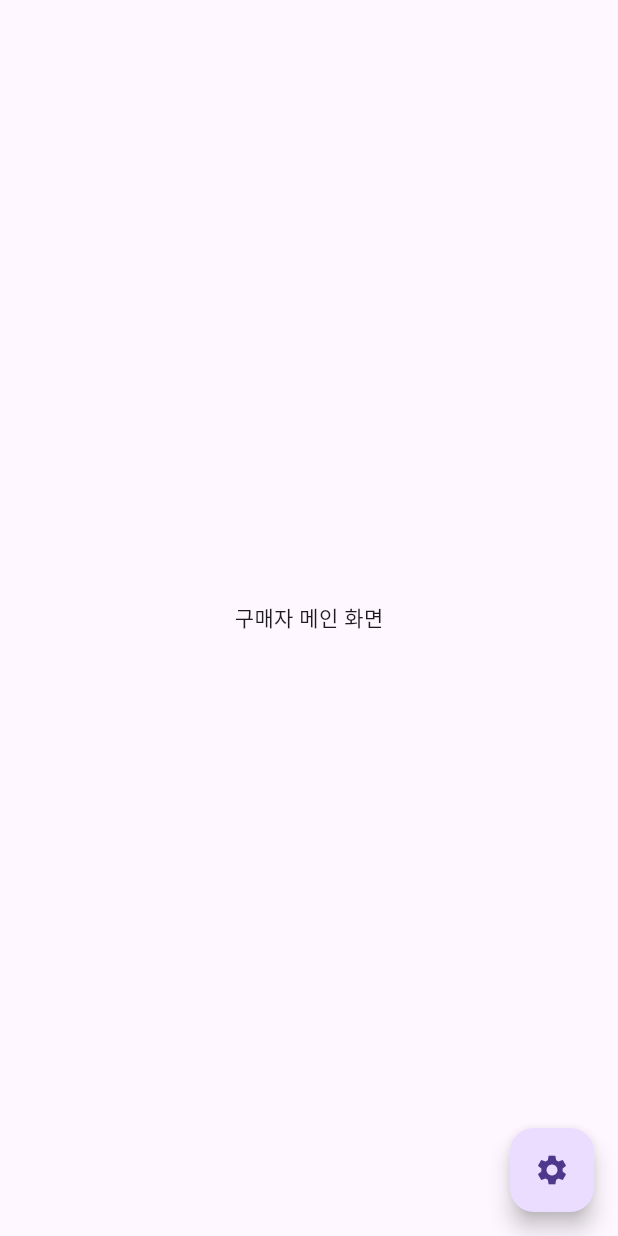
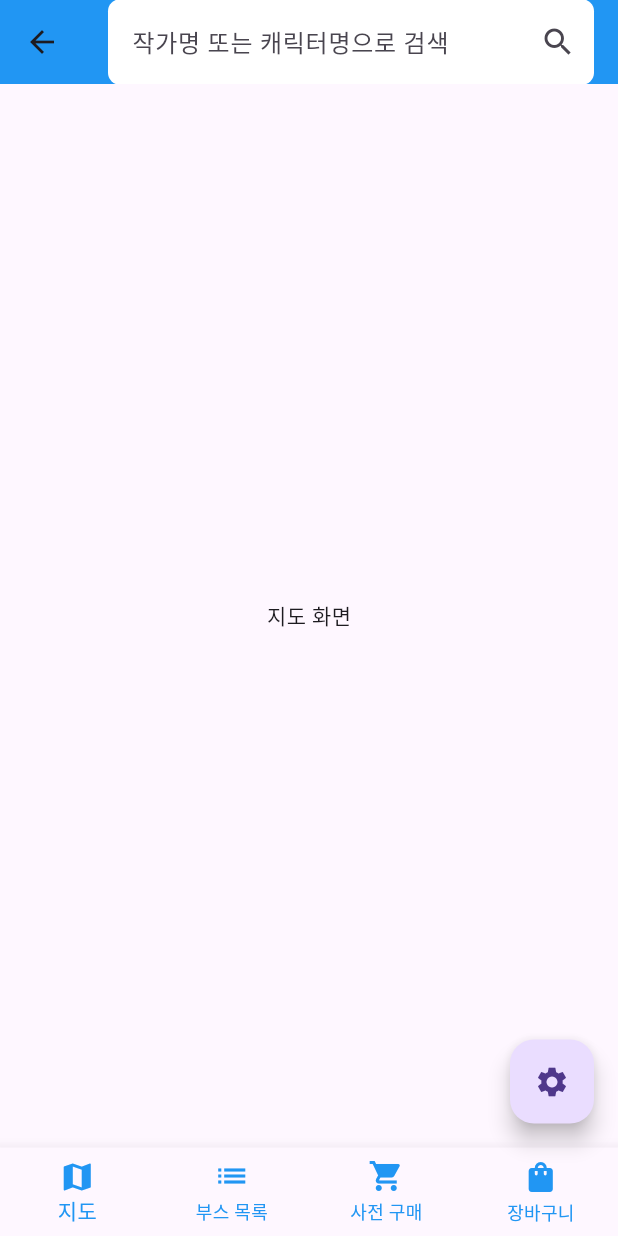
Before and after one commit to 1999mo/2024-Capstone-Team4, a Flutter app: the BuyerMainScreen screen opened directly, on a phone screen of 412 x 824 dp. Run offline on Flutter 3.47's test engine with Material 3 defaults, Android fonts, the phone set to English and light mode, and no system bars; our stand-ins replace cloud_firestore, firebase_auth, firebase_core, firebase_storage, google_sign_in, image_picker and 1 more; missing offline and left inert: mailer; accounts and stored records are empty.

Commit message:
Buyer's screen of booth is halfway completed
Need to do the booth items page and the item page

```diff
--- a/lib/screens/main_screens/main_screen.dart
+++ b/lib/screens/main_screens/main_screen.dart
@@ -1,6 +1,8 @@
 import 'package:flutter/material.dart';
 import 'package:firebase_auth/firebase_auth.dart';
 import 'package:cloud_firestore/cloud_firestore.dart';
+
+import '/screens/buyer_screens/booth_list_screen.dart';
 
 class MainScreen extends StatefulWidget {
   const MainScreen({super.key});
@@ -264,18 +266,98 @@ class _SellerMainScreenState extends State<SellerMainScreen> {
 }
 
 // BuyerMainScreen
-class BuyerMainScreen extends StatelessWidget {
+class BuyerMainScreen extends StatefulWidget {
   const BuyerMainScreen({super.key});
+
+  @override
+  State<BuyerMainScreen> createState() => _BuyerMainScreenState();
+}
+
+class _BuyerMainScreenState extends State<BuyerMainScreen> {
+  int _selectedIndex = 0;
+  final TextEditingController _controller = TextEditingController();
+
+  // Initialize _screens with the first state of screens
+  late List<Widget> _screens;
+
+  @override
+  void initState() {
+    super.initState();
+    _screens = [
+      Center(child: Text('지도 화면')), // 지도
+      BoothListScreen(painter: _controller.text), // 부스
+      Center(child: Text('사전 구매 화면')), // 사전 구매
+      Center(child: Text('장바구니 화면')), // 장바구니
+    ];
+  }
+
+  void _onTabSelect(int index) {
+    setState(() {
+      _selectedIndex = index;
+    });
+  }
+
+  void _updateBoothScreen() {
+    // Only update the second screen (BoothListScreen)
+    setState(() {
+      _screens[1] = BoothListScreen(painter: _controller.text);
+    });
+  }
 
   @override
   Widget build(BuildContext context) {
     return Scaffold(
-      body: const Center(
-        child: Text('구매자 메인 화면'),
+      appBar: AppBar(
+        title: TextField(
+          controller: _controller,
+          decoration: InputDecoration(
+            hintText: '작가명 또는 캐릭터명으로 검색',
+            suffixIcon: const Icon(Icons.search),
+            border: OutlineInputBorder(
+              borderRadius: BorderRadius.circular(8.0),
+              borderSide: BorderSide.none,
+            ),
+            filled: true,
+            fillColor: Colors.white,
+          ),
+          onChanged: (value) {
+            _updateBoothScreen();
+          },
+        ),
+        backgroundColor: Colors.blue,
       ),
-      floatingActionButton:FloatingActionButton(onPressed: () {
-      Navigator.pushNamed(context, '/main_screens/setting');
-    }, child: const Icon(Icons.settings),)
+      body: _screens[_selectedIndex], // Display selected screen
+      floatingActionButton: FloatingActionButton(
+        onPressed: () {
+          Navigator.pushNamed(context, '/main_screens/setting');
+        },
+        child: const Icon(Icons.settings),
+      ),
+      bottomNavigationBar: BottomNavigationBar(
+        type: BottomNavigationBarType.fixed,
+        selectedItemColor: Colors.blue,
+        unselectedItemColor: Colors.blue,
+        items: const [
+          BottomNavigationBarItem(
+            label: '지도',
+            icon: Icon(Icons.map),
+          ),
+          BottomNavigationBarItem(
+            label: '부스 목록',
+            icon: Icon(Icons.list),
+          ),
+          BottomNavigationBarItem(
+            label: '사전 구매',
+            icon: Icon(Icons.shopping_cart),
+          ),
+          BottomNavigationBarItem(
+            label: '장바구니',
+            icon: Icon(Icons.shopping_bag),
+          ),
+        ],
+        currentIndex: _selectedIndex,
+        onTap: _onTabSelect,
+      ),
     );
   }
 }
```
Also changed, not shown: lib/screens/buyer_screens/BoothItemsList.dart (added, +82 -0 lines), lib/screens/buyer_screens/booth_list_screen.dart (added, +127 -0 lines), lib/screens/buyer_screens/booth_screen.dart (added, +23 -0 lines), lib/screens/buyer_screens/bag_screen.dart (added), lib/screens/buyer_screens/map_screen.dart (added), lib/screens/buyer_screens/pre_buy_screen.dart (added).
